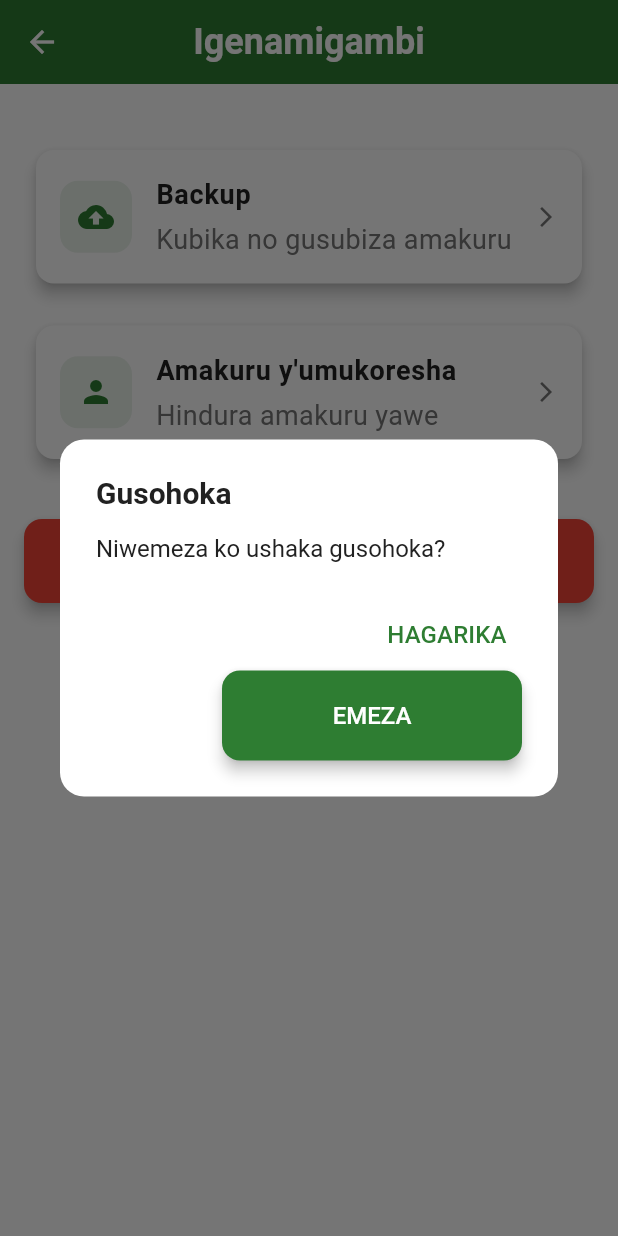
After one commit to jeanleonhirwa/shebabar, a Flutter app: the SettingsScreen screen opened directly, after a tap on "Gusohoka", on a phone screen of 412 x 824 dp. The commit adds this screen. Run offline on Flutter 3.47's test engine with Material 3 defaults, Android fonts, the light colour scheme and no system bars; our stand-ins replace connectivity_plus, flutter_secure_storage, google_fonts, pdf, printing, shared_preferences and 1 more; missing offline and left inert: mysql1; accounts and stored records are empty.

Commit message:
Sixth commit

```diff
--- a/lib/screens/dashboard_screen.dart
+++ b/lib/screens/dashboard_screen.dart
@@ -4,6 +4,7 @@ import '../config/theme_config.dart';
 import '../config/app_config.dart';
 import '../utils/constants.dart';
 import '../utils/helpers.dart';
+import '../models/stock_movement.dart';
 import '../providers/auth_provider.dart';
 import '../providers/stock_provider.dart';
 import '../providers/product_provider.dart';
--- /dev/null
+++ b/lib/screens/settings_screen.dart
@@ -0,0 +1,250 @@
+import 'package:flutter/material.dart';
+import 'package:provider/provider.dart';
+import '../config/theme_config.dart';
+import '../utils/constants.dart';
+import '../utils/helpers.dart';
+import '../providers/auth_provider.dart';
+import '../widgets/custom_card.dart';
+
+class SettingsScreen extends StatelessWidget {
+  const SettingsScreen({super.key});
+
+  @override
+  Widget build(BuildContext context) {
+    return Scaffold(
+      appBar: AppBar(
+        title: const Text(AppConstants.settingsTitle),
+      ),
+      body: SingleChildScrollView(
+        padding: const EdgeInsets.all(16),
+        child: Column(
+          crossAxisAlignment: CrossAxisAlignment.start,
+          children: [
+            // User Info Section
+            _buildUserInfoSection(context),
+            const SizedBox(height: 20),
+
+            // Settings Options
+            _buildSettingsOptions(context),
+          ],
+        ),
+      ),
+    );
+  }
+
+  Widget _buildUserInfoSection(BuildContext context) {
+    return Consumer<AuthProvider>(
+      builder: (context, authProvider, child) {
+        final user = authProvider.currentUser;
+        if (user == null) return const SizedBox.shrink();
+
+        return CustomCard(
+          child: Row(
+            children: [
+              CircleAvatar(
+                radius: 30,
+                backgroundColor: ThemeConfig.primaryColor,
+                child: Text(
+                  user.fullName.isNotEmpty ? user.fullName[0].toUpperCase() : 'U',
+                  style: const TextStyle(
+                    color: Colors.white,
+                    fontSize: 24,
+                    fontWeight: FontWeight.bold,
+                  ),
+                ),
+              ),
+              const SizedBox(width: 16),
+              Expanded(
+                child: Column(
+                  crossAxisAlignment: CrossAxisAlignment.start,
+                  children: [
+                    Text(
+                      user.fullName,
+                      style: Theme.of(context).textTheme.bodyLarge?.copyWith(
+                        fontWeight: FontWeight.w600,
+                      ),
+                    ),
+                    const SizedBox(height: 4),
+                    Text(
+                      user.role.displayName,
+                      style: Theme.of(context).textTheme.bodyMedium?.copyWith(
+                        color: ThemeConfig.secondaryText,
+                      ),
+                    ),
+                    const SizedBox(height: 4),
+                    Text(
+                      'Username: ${user.username}',
+                      style: Theme.of(context).textTheme.bodySmall?.copyWith(
+                        color: ThemeConfig.secondaryText,
+                      ),
+                    ),
+                  ],
+                ),
+              ),
+            ],
+          ),
+        );
+      },
+    );
+  }
+
+  Widget _buildSettingsOptions(BuildContext context) {
+    return Consumer<AuthProvider>(
+      builder: (context, authProvider, child) {
+        return Column(
+          children: [
+            // Employees (Owner only)
+            if (authProvider.canManageUsers)
+              _buildSettingsItem(
+                context,
+                title: AppConstants.employees,
+                subtitle: 'Gucunga abakozi',
+                icon: Icons.people,
+                onTap: () {
+                  // TODO: Navigate to employees screen
+                  Helpers.showSuccessMessage(context, 'Coming soon...');
+                },
+              ),
+
+            // Products Management (Owner only)
+            if (authProvider.canManageProducts)
+              _buildSettingsItem(
+                context,
+                title: AppConstants.products,
+                subtitle: 'Gucunga ibicuruzwa',
+                icon: Icons.inventory,
+                onTap: () {
+                  // TODO: Navigate to product management screen
+                  Helpers.showSuccessMessage(context, 'Coming soon...');
+                },
+              ),
+
+            // Backup
+            _buildSettingsItem(
+              context,
+              title: AppConstants.backup,
+              subtitle: 'Kubika no gusubiza amakuru',
+              icon: Icons.backup,
+              onTap: () {
+                // TODO: Implement backup functionality
+                Helpers.showSuccessMessage(context, 'Coming soon...');
+              },
+            ),
+
+            // User Info
+            _buildSettingsItem(
+              context,
+              title: AppConstants.userInfo,
+              subtitle: 'Hindura amakuru yawe',
+              icon: Icons.person,
+              onTap: () {
+                // TODO: Navigate to user profile screen
+                Helpers.showSuccessMessage(context, 'Coming soon...');
+              },
+            ),
+
+            const SizedBox(height: 20),
+
+            // Logout Button
+            SizedBox(
+              width: double.infinity,
+              height: 56,
+              child: ElevatedButton.icon(
+                onPressed: () => _handleLogout(context),
+                style: ElevatedButton.styleFrom(
+                  backgroundColor: ThemeConfig.errorColor,
+                  foregroundColor: Colors.white,
+                  shape: RoundedRectangleBorder(
+                    borderRadius: BorderRadius.circular(12),
+                  ),
+                ),
+                icon: const Icon(Icons.logout),
+                label: const Text(
+                  AppConstants.logout,
+                  style: TextStyle(
+                    fontSize: 18,
+                    fontWeight: FontWeight.w600,
+                  ),
+                ),
+              ),
+            ),
+          ],
+        );
+      },
+    );
+  }
+
+  Widget _buildSettingsItem(
+    BuildContext context, {
+    required String title,
+    required String subtitle,
+    required IconData icon,
+    required VoidCallback onTap,
+  }) {
+    return Padding(
+      padding: const EdgeInsets.only(bottom: 12),
+      child: CustomCard(
+        onTap: onTap,
+        child: Row(
+          children: [
+            Container(
+              padding: const EdgeInsets.all(12),
+              decoration: BoxDecoration(
+                color: ThemeConfig.primaryColor.withOpacity(0.1),
+                borderRadius: BorderRadius.circular(12),
+              ),
+              child: Icon(
+                icon,
+                color: ThemeConfig.primaryColor,
+                size: 24,
+              ),
+            ),
+            const SizedBox(width: 16),
+            Expanded(
+              child: Column(
+                crossAxisAlignment: CrossAxisAlignment.start,
+                children: [
+                  Text(
+                    title,
+                    style: Theme.of(context).textTheme.bodyLarge?.copyWith(
+                      fontWeight: FontWeight.w600,
+                    ),
+                  ),
+                  const SizedBox(height: 4),
+                  Text(
+                    subtitle,
+                    style: Theme.of(context).textTheme.bodyMedium?.copyWith(
+                      color: ThemeConfig.secondaryText,
+                    ),
+                  ),
+                ],
+              ),
+            ),
+            const Icon(
+              Icons.arrow_forward_ios,
+              size: 16,
+              color: ThemeConfig.secondaryText,
+            ),
+          ],
+        ),
+      ),
+    );
+  }
+
+  Future<void> _handleLogout(BuildContext context) async {
+    final confirmed = await Helpers.showConfirmationDialog(
+      context,
+      'Gusohoka',
+      'Niwemeza ko ushaka gusohoka?',
+    );
+
+    if (confirmed && context.mounted) {
+      final authProvider = Provider.of<AuthProvider>(context, listen: false);
+      await authProvider.logout();
+
+      if (context.mounted) {
+        Helpers.showSuccessMessage(context, 'Wasohokye neza!');
+      }
+    }
+  }
+}
```
Also changed, not shown: lib/screens/products_screen.dart (added, +44 -0 lines), lib/screens/reports_screen.dart (added, +44 -0 lines).
